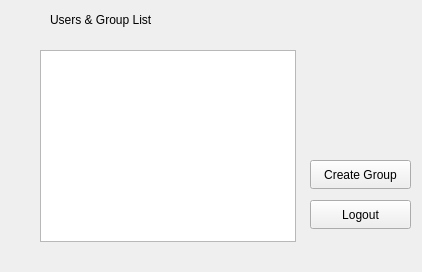
Before: the Qt Designer form ChatApp/userlist.ui in MoazMostafaAzab/cs2-lab-project, drawn with Qt 5.
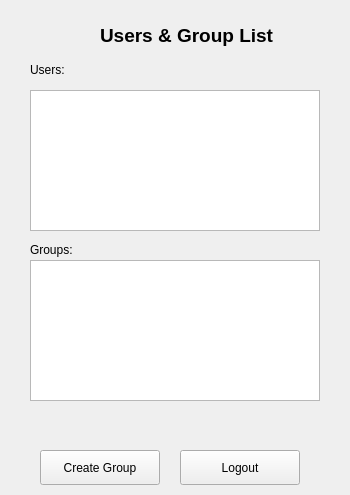
After: the same form once the commit is applied.

Commit message: edited routing messages and added group message routing to go multiways

The edit to the form file:
```diff
--- a/ChatApp/userlist.ui
+++ b/ChatApp/userlist.ui
@@ -6,8 +6,8 @@
    <rect>
     <x>0</x>
     <y>0</y>
-    <width>422</width>
-    <height>272</height>
+    <width>350</width>
+    <height>495</height>
    </rect>
   </property>
   <property name="windowTitle">
@@ -16,12 +16,18 @@
   <widget class="QLabel" name="label">
    <property name="geometry">
     <rect>
-     <x>50</x>
-     <y>10</y>
-     <width>131</width>
-     <height>20</height>
+     <x>100</x>
+     <y>20</y>
+     <width>231</width>
+     <height>30</height>
     </rect>
    </property>
+   <property name="font">
+    <font>
+     <pointsize>14</pointsize>
+     <bold>true</bold>
+    </font>
+   </property>
    <property name="text">
     <string>Users &amp; Group List</string>
    </property>
@@ -29,20 +35,20 @@
   <widget class="QListWidget" name="listWidget">
    <property name="geometry">
     <rect>
-     <x>40</x>
-     <y>50</y>
-     <width>256</width>
-     <height>192</height>
+     <x>30</x>
+     <y>90</y>
+     <width>290</width>
+     <height>141</height>
     </rect>
    </property>
   </widget>
   <widget class="QPushButton" name="pushButton">
    <property name="geometry">
     <rect>
-     <x>310</x>
-     <y>200</y>
-     <width>101</width>
-     <height>29</height>
+     <x>180</x>
+     <y>450</y>
+     <width>120</width>
+     <height>35</height>
     </rect>
    </property>
    <property name="text">
@@ -52,16 +58,52 @@
   <widget class="QPushButton" name="pushButton_2">
    <property name="geometry">
     <rect>
-     <x>310</x>
-     <y>160</y>
-     <width>101</width>
-     <height>29</height>
+     <x>40</x>
+     <y>450</y>
+     <width>120</width>
+     <height>35</height>
     </rect>
    </property>
    <property name="text">
     <string>Create Group</string>
    </property>
   </widget>
+  <widget class="QLabel" name="label_users">
+   <property name="geometry">
+    <rect>
+     <x>30</x>
+     <y>60</y>
+     <width>63</width>
+     <height>20</height>
+    </rect>
+   </property>
+   <property name="text">
+    <string>Users:</string>
+   </property>
+  </widget>
+  <widget class="QLabel" name="label_2">
+   <property name="geometry">
+    <rect>
+     <x>30</x>
+     <y>240</y>
+     <width>63</width>
+     <height>20</height>
+    </rect>
+   </property>
+   <property name="text">
+    <string>Groups:</string>
+   </property>
+  </widget>
+  <widget class="QListWidget" name="listWidget_groups">
+   <property name="geometry">
+    <rect>
+     <x>30</x>
+     <y>260</y>
+     <width>290</width>
+     <height>141</height>
+    </rect>
+   </property>
+  </widget>
  </widget>
  <resources/>
  <connections/>
```
The commit also changes 271 other files.
